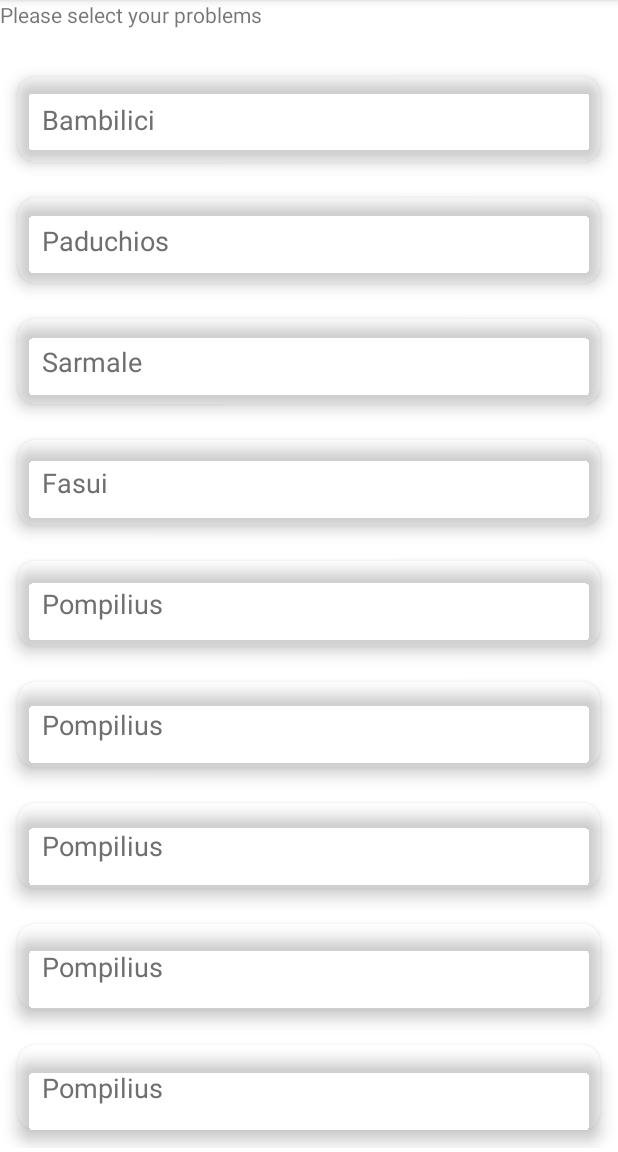
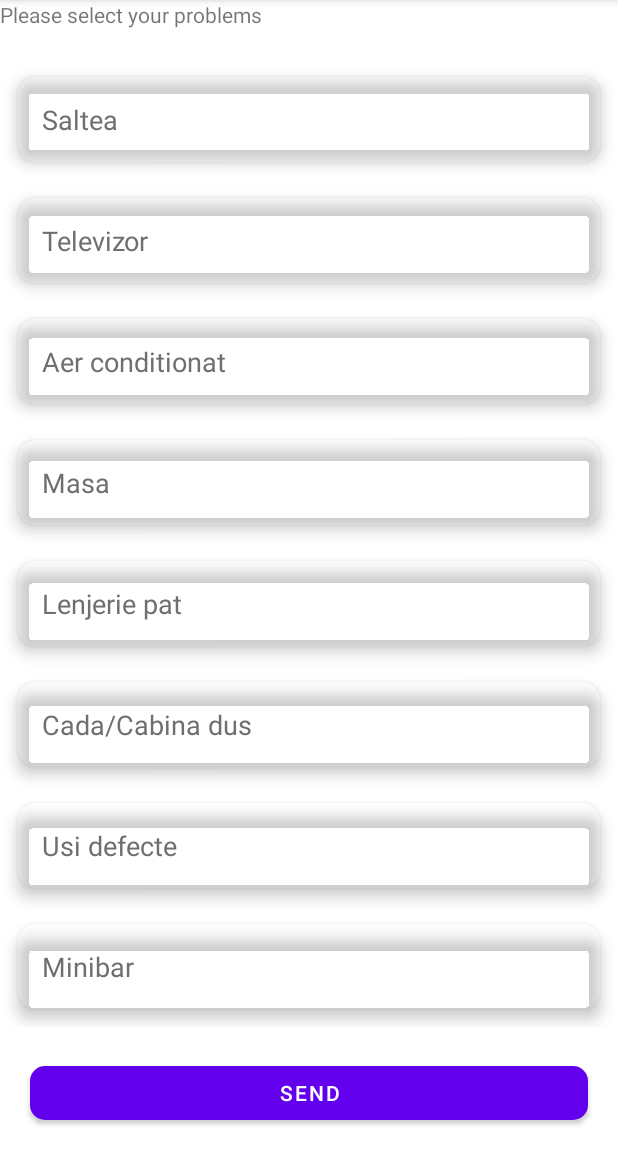
Before and after one commit to AlexandruNedelea/Licenta, an Android app: the RoomActivity screen opened directly, with no data from a screen before it, on a phone screen of 412 x 824 dp, the part 84-1236 px from its top. Run offline under Robolectric (Android 15) with nearby library versions, the phone set to English and light mode, and no system bars; our stand-ins replace Firebase (no records; nobody signed in at launch, a user with empty details on screens opened directly), data binding; 4 statements that could not run were skipped.

Commit message:
Adaugat denumiri room

```diff
--- a/app/src/main/java/com/example/licenta2022/RoomActivity.java
+++ b/app/src/main/java/com/example/licenta2022/RoomActivity.java
@@ -18,6 +18,7 @@ import com.google.firebase.database.DataSnapshot;
 import com.google.firebase.database.DatabaseError;
 import com.google.firebase.database.ValueEventListener;
 
+import java.time.LocalDate;
 import java.util.ArrayList;
 import java.util.UUID;
 
@@ -37,17 +38,15 @@ public class RoomActivity extends BaseActivity<ActivityRoomBinding> {
 
     private void setRecyclerView() {
         ArrayList<RoomModelUI> roomModelUIArrayList = new ArrayList<>();
-        roomModelUIArrayList.add(new RoomModelUI(1,"Bambilici"));
-        roomModelUIArrayList.add(new RoomModelUI(2,"Paduchios"));
-        roomModelUIArrayList.add(new RoomModelUI(3,"Sarmale"));
-        roomModelUIArrayList.add(new RoomModelUI(4,"Fasui"));
-        roomModelUIArrayList.add(new RoomModelUI(5,"Pompilius"));
-        roomModelUIArrayList.add(new RoomModelUI(6,"Pompilius"));
-        roomModelUIArrayList.add(new RoomModelUI(7,"Pompilius"));
-        roomModelUIArrayList.add(new RoomModelUI(8,"Pompilius"));
-        roomModelUIArrayList.add(new RoomModelUI(9,"Pompilius"));
-
-
+        roomModelUIArrayList.add(new RoomModelUI(1,"Pat",));
+        roomModelUIArrayList.add(new RoomModelUI(2,"Saltea"));
+        roomModelUIArrayList.add(new RoomModelUI(3,"Televizor"));
+        roomModelUIArrayList.add(new RoomModelUI(4,"Aer conditionat"));
+        roomModelUIArrayList.add(new RoomModelUI(5,"Masa"));
+        roomModelUIArrayList.add(new RoomModelUI(6,"Lenjerie pat"));
+        roomModelUIArrayList.add(new RoomModelUI(7,"Cada/Cabina dus"));
+        roomModelUIArrayList.add(new RoomModelUI(8,"Usi defecte"));
+        roomModelUIArrayList.add(new RoomModelUI(9,"Minibar"));
         roomAdapter = new RoomAdapter(roomModelUIArrayList, new RoomAdapter.RoomMenuClickListener() {
             @Override
             public void onMenuClick(RoomModelUI item) {
```
